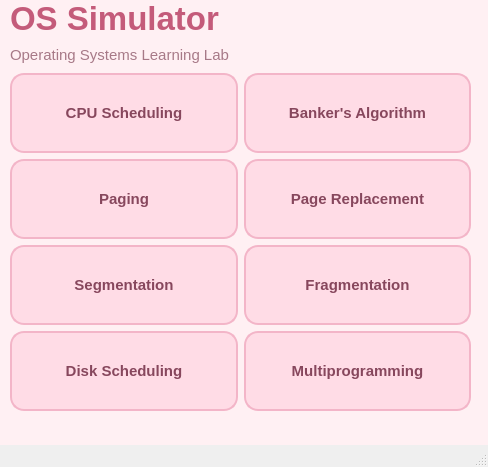
Before: the Qt Designer form OS-Simulator/main_window.ui in triplebaka-39/OPSYS_algo, drawn with Qt 5.
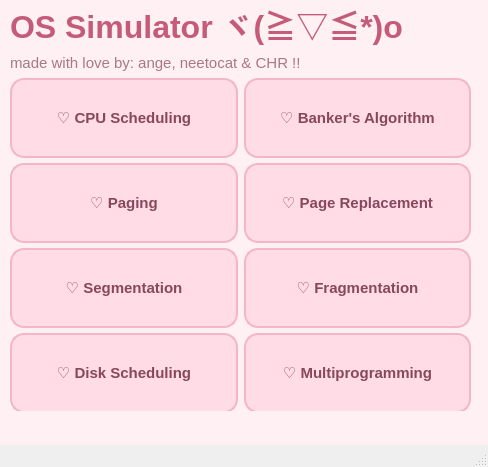
After: the same form once the commit is applied.

The edit to the form file:
```diff
--- a/OS-Simulator/main_window.ui
+++ b/OS-Simulator/main_window.ui
@@ -22,12 +22,12 @@
 QDialog {
     background-color: #FFF0F3;
     color: #704653;
-    font-family: &quot;Inter&quot;;
+    font-family: &quot;Nunito&quot;;
     font-size: 10pt;
 }
 
 QWidget {
-    font-family: &quot;Inter&quot;;
+    font-family: &quot;Nunito&quot;;
 }
 
 /* ===== MAIN CONTENT ===== */
@@ -46,13 +46,14 @@
 
 QLabel#lblTitle {
     color: #C45B7A;
-    font-size: 25pt;
-    font-weight: bold;
+    font-size: 24pt;
+    font-weight: 700;
 }
 
 QLabel#lblSubtitle {
     color: #A77987;
     font-size: 11pt;
+    font-weight: 400;
 }
 
 /* ===== MODULE BUTTONS ===== */
@@ -65,7 +66,7 @@
     padding: 14px;
     min-height: 48px;
     font-size: 11pt;
-    font-weight: bold;
+    font-weight: 600;
 }
 
 QPushButton:hover {
@@ -113,7 +114,7 @@
     color: #784254;
     padding: 8px;
     border: none;
-    font-weight: bold;
+    font-weight: 700;
 }
 </string>
    </property>
@@ -130,14 +131,14 @@
      <item>
       <widget class="QLabel" name="lblTitle">
        <property name="text">
-        <string>OS Simulator</string>
+        <string>OS Simulator ヾ(≧▽≦*)o</string>
        </property>
       </widget>
      </item>
      <item>
       <widget class="QLabel" name="lblSubtitle">
        <property name="text">
-        <string>Operating Systems Learning Lab</string>
+        <string>made with love by: ange, neetocat &amp; CHR !!</string>
        </property>
       </widget>
      </item>
@@ -146,56 +147,56 @@
        <item row="1" column="0">
         <widget class="QPushButton" name="btnPaging">
          <property name="text">
-          <string>Paging</string>
+          <string>♡ Paging</string>
          </property>
         </widget>
        </item>
        <item row="1" column="1">
         <widget class="QPushButton" name="btnPageReplacement">
          <property name="text">
-          <string>Page Replacement</string>
+          <string>♡ Page Replacement</string>
          </property>
         </widget>
        </item>
        <item row="0" column="1">
         <widget class="QPushButton" name="btnBankers">
          <property name="text">
-          <string>Banker's Algorithm</string>
+          <string>♡ Banker's Algorithm</string>
          </property>
         </widget>
        </item>
        <item row="2" column="0">
         <widget class="QPushButton" name="btnSegmentation">
          <property name="text">
-          <string>Segmentation</string>
+          <string>♡ Segmentation</string>
          </property>
         </widget>
        </item>
        <item row="0" column="0">
         <widget class="QPushButton" name="btnCpuScheduling">
          <property name="text">
-          <string>CPU Scheduling</string>
+          <string>♡ CPU Scheduling</string>
          </property>
         </widget>
        </item>
        <item row="2" column="1">
         <widget class="QPushButton" name="btnFragmentation">
          <property name="text">
-          <string>Fragmentation</string>
+          <string>♡ Fragmentation</string>
          </property>
         </widget>
        </item>
        <item row="3" column="0">
         <widget class="QPushButton" name="btnDiskScheduling">
          <property name="text">
-          <string>Disk Scheduling</string>
+          <string>♡ Disk Scheduling</string>
          </property>
         </widget>
        </item>
        <item row="3" column="1">
         <widget class="QPushButton" name="btnMultiprogramming">
          <property name="text">
-          <string>Multiprogramming</string>
+          <string>♡ Multiprogramming</string>
          </property>
         </widget>
        </item>
```
